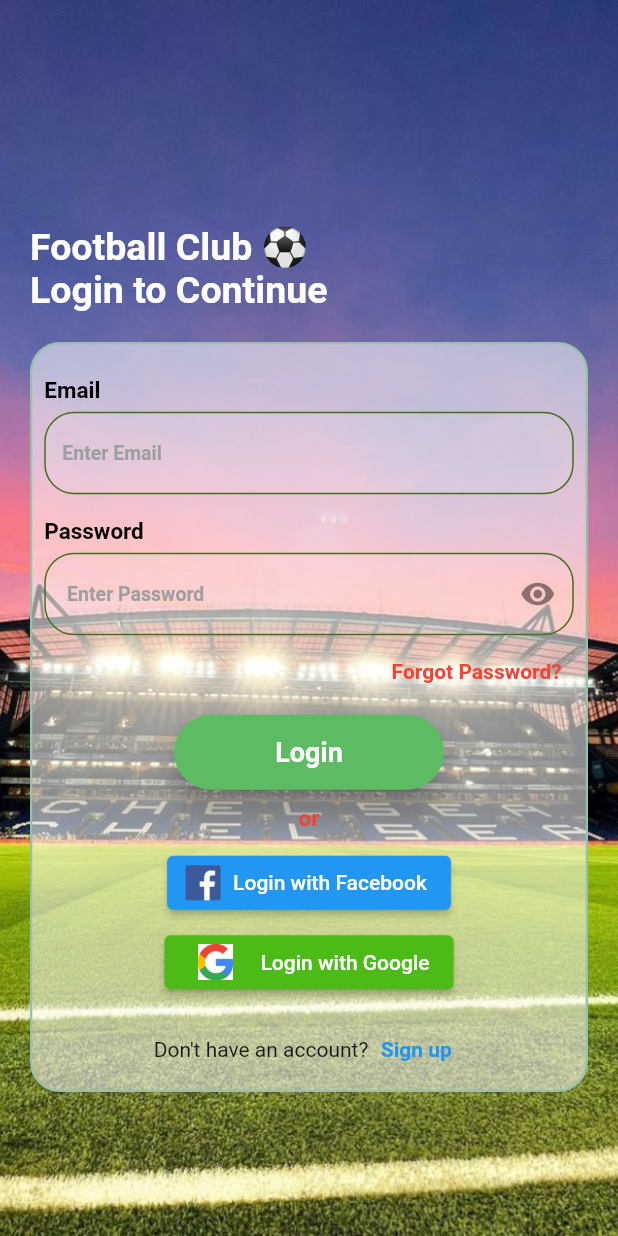
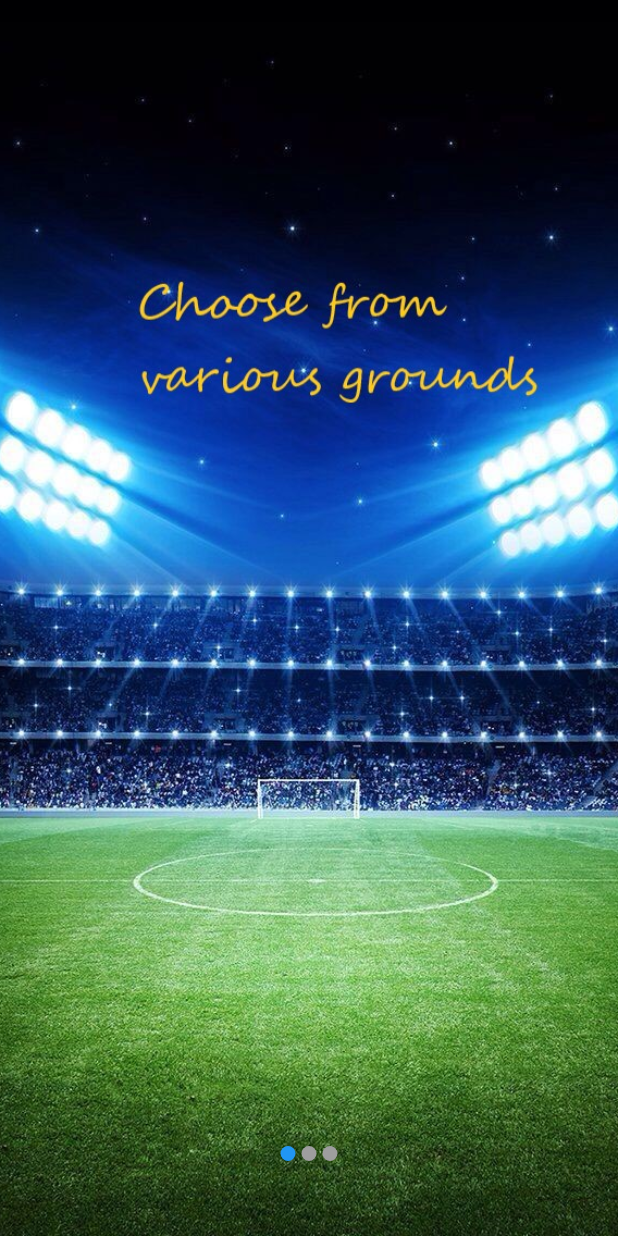
Before and after one commit to IsvaShahzad/Football, a Flutter app: the screen it shows after launch, on a phone screen of 412 x 824 dp. Run offline on Flutter 3.47's test engine with Material 2 defaults, Android fonts, the phone set to English and light mode, and no system bars; drawn by our look-alikes of carousel_slider; our stand-ins replace flutter_screenutil, google_sign_in; missing offline and left inert: flutter_facebook_auth.

Commit message:
added carosel page

```diff
--- /dev/null
+++ b/lib/InitialScreens/CaroselSliderScreen.dart
@@ -0,0 +1,89 @@
+import 'package:flutter/material.dart';
+import 'package:carousel_slider/carousel_slider.dart';
+
+import 'LoginScreen.dart';
+
+class CarouselScreen extends StatefulWidget {
+  @override
+  _CarouselScreenState createState() => _CarouselScreenState();
+}
+class _CarouselScreenState extends State<CarouselScreen> {
+  int _currentImageIndex = 0;
+  List<String> _imageAssetPaths = [
+    'assets/images/carosel.jpg', // Replace with your asset image paths
+    'assets/images/footballcloud.jpg',
+    'assets/images/footballpic.jpg',
+  ];
+
+  @override
+  Widget build(BuildContext context) {
+    return Scaffold(
+
+      body: Center(
+        child: Stack(
+          alignment: Alignment.bottomCenter,
+          children: [
+            CarouselSlider(
+              options: CarouselOptions(
+                height: MediaQuery.of(context).size.height,
+                viewportFraction: 1.0,
+                onPageChanged: (index, reason) {
+                  setState(() {
+                    _currentImageIndex = index;
+                  });
+                },
+              ),
+              items: _imageAssetPaths.map((imageAssetPath) {
+                return Builder(
+                  builder: (BuildContext context) {
+                    return Container(
+                      width: MediaQuery.of(context).size.width,
+                      child: Image.asset(
+                        imageAssetPath,
+                        fit: BoxFit.cover,
+                      ),
+                    );
+                  },
+                );
+              }).toList(),
+            ),
+            Positioned(
+              bottom: 50.0,
+              child: Row(
+                mainAxisAlignment: MainAxisAlignment.center,
+                children: _imageAssetPaths.map((imageAssetPath) {
+                  int index = _imageAssetPaths.indexOf(imageAssetPath);
+                  return Container(
+                    width: 10.0,
+                    height: 10.0,
+                    margin: EdgeInsets.symmetric(horizontal: 2.0),
+                    decoration: BoxDecoration(
+                      shape: BoxShape.circle,
+                      color: _currentImageIndex == index
+                          ? Colors.blue
+                          : Colors.grey,
+                    ),
+                  );
+                }).toList(),
+              ),
+            ),
+            if (_currentImageIndex == _imageAssetPaths.length - 1)
+              Positioned(
+                bottom: 30.0,
+                right: 16.0,
+                child: ElevatedButton(
+                  onPressed: () {
+                    Navigator.push(
+                      context,
+                      MaterialPageRoute(builder: (context) => LoginScreen()), // Replace LoginScreen with your actual login screen
+                    );
+                  },
+                  child: Text('Done'),
+                ),
+              ),
+          ],
+        ),
+      ),
+    );
+  }
+}
--- a/lib/InitialScreens/LoginScreen.dart
+++ b/lib/InitialScreens/LoginScreen.dart
@@ -2,6 +2,7 @@ import 'package:flutter/material.dart';
 import 'package:flutter_facebook_auth/flutter_facebook_auth.dart';
 import 'package:google_sign_in/google_sign_in.dart';
 
+import 'CaroselSliderScreen.dart';
 import 'ForgotPasswordScreen.dart';
 import 'SignUpScreen.dart';
 
--- a/lib/InitialScreens/SplashScreen.dart
+++ b/lib/InitialScreens/SplashScreen.dart
@@ -1,5 +1,6 @@
 import 'dart:async';
 import 'package:flutter/material.dart';
+import 'package:project_football/InitialScreens/CaroselSliderScreen.dart';
 
 import 'LoginScreen.dart';
 
@@ -19,7 +20,7 @@ class _SplashScreenState extends State<SplashScreen> {
     Timer(
         Duration(seconds: 3),
             () => Navigator.pushReplacement(
-            context, MaterialPageRoute(builder: (context) => LoginScreen())));
+            context, MaterialPageRoute(builder: (context) => CarouselScreen())));
   }
   @override
   Widget build(BuildContext context) {
--- a/pubspec.yaml
+++ b/pubspec.yaml
@@ -41,6 +41,8 @@ dependencies:
   flutter_screenutil: ^5.9.0
   flutter_facebook_auth: ^6.0.1
   google_sign_in: ^6.1.4
+  carousel_slider: ^4.2.1
+
 
 
 
```
Also changed, not shown: assets/images/carosel.jpg (added), pubspec.lock.
